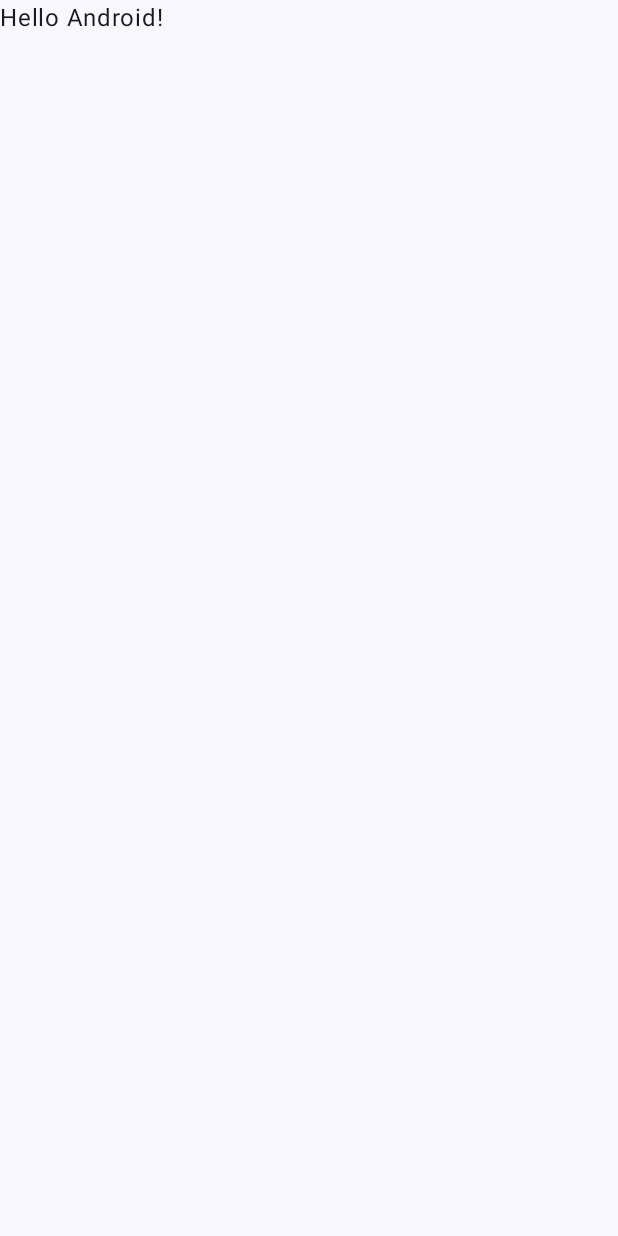
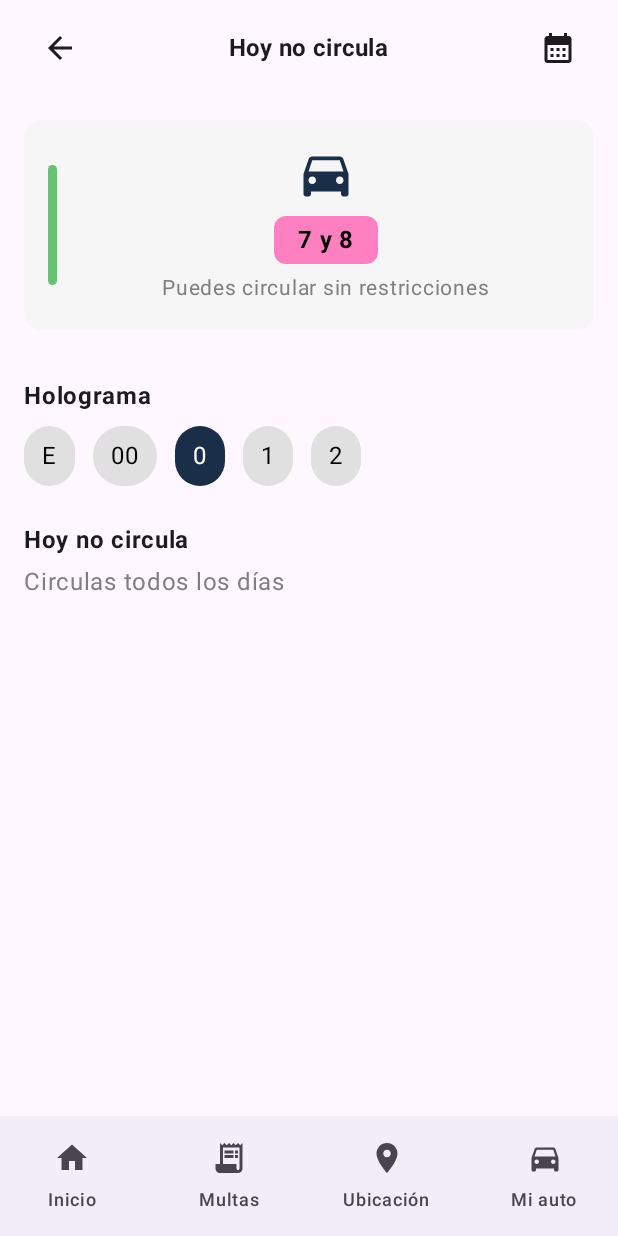
Before and after one commit to JimenaAce/AppMovilSIIVMEX, an Android app built with Jetpack Compose: the screen it shows after launch (MainActivity), on a phone screen of 412 x 824 dp. Before the commit the screen is almost empty. Run offline under Robolectric (Android 15) with nearby library versions, the phone set to English and light mode, and no system bars.

Commit message:
Recursos agregados

```diff
--- a/app/src/main/java/com/example/appmovilsiivmex/MainActivity.kt
+++ b/app/src/main/java/com/example/appmovilsiivmex/MainActivity.kt
@@ -11,18 +11,26 @@ import androidx.compose.material3.Text
 import androidx.compose.runtime.Composable
 import androidx.compose.ui.Modifier
 import androidx.compose.ui.tooling.preview.Preview
+import androidx.navigation.compose.rememberNavController
+import com.example.appmovilsiivmex.navigation.BarraNavegacionInferior
+import com.example.appmovilsiivmex.navigation.NavegacionAuto
 import com.example.appmovilsiivmex.ui.theme.AppMovilSIIVMEXTheme
 
 class MainActivity : ComponentActivity() {
     override fun onCreate(savedInstanceState: Bundle?) {
         super.onCreate(savedInstanceState)
-        enableEdgeToEdge()
         setContent {
             AppMovilSIIVMEXTheme {
-                Scaffold(modifier = Modifier.fillMaxSize()) { innerPadding ->
-                    Greeting(
-                        name = "Android",
-                        modifier = Modifier.padding(innerPadding)
+                val controladorNavegacion = rememberNavController()
+
+                Scaffold(
+                    bottomBar = {
+                        BarraNavegacionInferior(controladorNavegacion)
+                    }
+                ) { paddingValues ->
+                    NavegacionAuto(
+                        controladorNavegacion = controladorNavegacion,
+                        paddingValues = paddingValues
                     )
                 }
             }
--- /dev/null
+++ b/app/src/main/java/com/example/appmovilsiivmex/navigation/BarraNavegacionInferior.kt
@@ -0,0 +1,45 @@
+package com.example.appmovilsiivmex.navigation
+
+import androidx.compose.material.icons.Icons
+import androidx.compose.material.icons.filled.DirectionsCar
+import androidx.compose.material.icons.filled.Home
+import androidx.compose.material.icons.filled.Place
+import androidx.compose.material.icons.filled.ReceiptLong
+import androidx.compose.material3.Icon
+import androidx.compose.material3.NavigationBar
+import androidx.compose.material3.NavigationBarItem
+import androidx.compose.material3.Text
+import androidx.compose.runtime.Composable
+import androidx.compose.ui.graphics.vector.ImageVector
+import androidx.navigation.NavController
+import androidx.navigation.compose.currentBackStackEntryAsState
+
+data class OpcionNavegacion(
+    val ruta: String,
+    val icono: ImageVector,
+    val etiqueta: String
+)
+
+@Composable
+fun BarraNavegacionInferior(navController: NavController) {
+    val opciones = listOf(
+        OpcionNavegacion("inicio", Icons.Default.Home, "Inicio"),
+        OpcionNavegacion("multas", Icons.Default.ReceiptLong, "Multas"),
+        OpcionNavegacion("ubicacion", Icons.Default.Place, "Ubicación"),
+        OpcionNavegacion("mi_auto", Icons.Default.DirectionsCar, "Mi auto")
+    )
+
+    NavigationBar {
+        val entradaActual = navController.currentBackStackEntryAsState().value
+        val rutaActual = entradaActual?.destination?.route
+
+        opciones.forEach { opcion ->
+            NavigationBarItem(
+                selected = rutaActual == opcion.ruta,
+                onClick = { navController.navigate(opcion.ruta) },
+                icon = { Icon(opcion.icono, contentDescription = opcion.etiqueta) },
+                label = { Text(opcion.etiqueta) }
+            )
+        }
+    }
+}
--- /dev/null
+++ b/app/src/main/java/com/example/appmovilsiivmex/navigation/NavegacionAuto.kt
@@ -0,0 +1,26 @@
+package com.example.appmovilsiivmex.navigation
+
+import androidx.compose.foundation.layout.PaddingValues
+import androidx.compose.runtime.Composable
+import androidx.navigation.NavHostController
+import androidx.navigation.compose.NavHost
+import androidx.navigation.compose.composable
+import com.example.appmovilsiivmex.ui.screens.HoyNoCirculaScreen
+import com.example.appmovilsiivmex.ui.screens.PantallaPlaceholder
+
+    @Composable
+    fun NavegacionAuto(
+        controladorNavegacion: NavHostController,
+        paddingValues: PaddingValues
+    ) {
+        NavHost(
+            navController = controladorNavegacion,
+            startDestination = "hoy_no_circula"
+        ) {
+            composable("hoy_no_circula") { HoyNoCirculaScreen() }
+            composable("inicio") { PantallaPlaceholder("Inicio") }
+            composable("multas") { PantallaPlaceholder("Multas") }
+            composable("ubicacion") { PantallaPlaceholder("Ubicación") }
+            composable("mi_auto") { PantallaPlaceholder("Mi auto") }
+        }
+    }
--- /dev/null
+++ b/app/src/main/java/com/example/appmovilsiivmex/ui/screens/HoyNoCirculaScreen.kt
@@ -0,0 +1,142 @@
+package com.example.appmovilsiivmex.ui.screens
+
+import androidx.compose.foundation.background
+import androidx.compose.foundation.layout.*
+import androidx.compose.foundation.shape.RoundedCornerShape
+import androidx.compose.material.icons.Icons
+import androidx.compose.material.icons.filled.*
+import androidx.compose.material3.*
+import androidx.compose.runtime.Composable
+import androidx.compose.ui.Alignment
+import androidx.compose.ui.Modifier
+import androidx.compose.ui.graphics.Color
+import androidx.compose.ui.text.font.FontWeight
+import androidx.compose.ui.unit.dp
+import androidx.compose.ui.unit.sp
+import com.example.appmovilsiivmex.ui.screens.*
+import com.example.appmovilsiivmex.ui.theme.ColorAzulOscuro
+import com.example.appmovilsiivmex.ui.theme.ColorChipInactivo
+import com.example.appmovilsiivmex.ui.theme.ColorFondoTarjeta
+import com.example.appmovilsiivmex.ui.theme.ColorGrisTexto
+import com.example.appmovilsiivmex.ui.theme.ColorRosa
+import com.example.appmovilsiivmex.ui.theme.ColorVerde
+
+@Composable
+fun HoyNoCirculaScreen() {
+    Column(
+        modifier = Modifier
+            .fillMaxSize()
+            .padding(horizontal = 16.dp, vertical = 8.dp)
+    ) {
+        EncabezadoHoyNoCircula()
+        Spacer(modifier = Modifier.height(24.dp))
+        TarjetaInformativa()
+        Spacer(modifier = Modifier.height(32.dp))
+        SeccionHolograma()
+        Spacer(modifier = Modifier.height(24.dp))
+        TextoHoyNoCircula()
+    }
+}
+
+@Composable
+fun EncabezadoHoyNoCircula() {
+    Row(
+        modifier = Modifier.fillMaxWidth(),
+        horizontalArrangement = Arrangement.SpaceBetween,
+        verticalAlignment = Alignment.CenterVertically
+    ) {
+        IconButton(onClick = { /* Acción de regresar */ }) {
+            Icon(Icons.Default.ArrowBack, contentDescription = "Regresar")
+        }
+        Text(
+            text = "Hoy no circula",
+            style = MaterialTheme.typography.titleMedium,
+            fontWeight = FontWeight.Bold
+        )
+        IconButton(onClick = { /* Acción calendario */ }) {
+            Icon(Icons.Default.CalendarMonth, contentDescription = "Calendario")
+        }
+    }
+}
+
+@Composable
+fun TarjetaInformativa() {
+    Row(
+        modifier = Modifier
+            .fillMaxWidth()
+            .background(ColorFondoTarjeta, shape = RoundedCornerShape(12.dp))
+            .padding(16.dp),
+        verticalAlignment = Alignment.CenterVertically
+    ) {
+        // Barra lateral verde
+        Box(
+            modifier = Modifier
+                .width(6.dp)
+                .height(80.dp)
+                .background(ColorVerde, shape = RoundedCornerShape(3.dp))
+        )
+
+        Spacer(modifier = Modifier.width(16.dp))
+
+        Column(
+            horizontalAlignment = Alignment.CenterHorizontally,
+            modifier = Modifier.fillMaxWidth()
+        ) {
+            Icon(
+                Icons.Default.DirectionsCar,
+                contentDescription = "Auto",
+                tint = ColorAzulOscuro,
+                modifier = Modifier.size(40.dp)
+            )
+            Spacer(modifier = Modifier.height(8.dp))
+            Surface(
+                color = ColorRosa,
+                shape = RoundedCornerShape(8.dp)
+            ) {
+                Text(
+                    text = "7 y 8",
+                    modifier = Modifier.padding(horizontal = 16.dp, vertical = 4.dp),
+                    color = Color.Black,
+                    fontWeight = FontWeight.Bold
+                )
+            }
+            Spacer(modifier = Modifier.height(4.dp))
+            Text(
+                text = "Puedes circular sin restricciones",
+                color = ColorGrisTexto,
+                fontSize = 14.sp
+            )
+        }
+    }
+}
+
+@Composable
+fun SeccionHolograma() {
+    Column {
+        Text("Holograma", fontWeight = FontWeight.Bold)
+        Spacer(modifier = Modifier.height(8.dp))
+        Row(horizontalArrangement = Arrangement.spacedBy(12.dp)) {
+            listOf("E", "00", "0", "1", "2").forEach { valor ->
+                Surface(
+                    color = if (valor == "0") ColorAzulOscuro else ColorChipInactivo,
+                    shape = RoundedCornerShape(50)
+                ) {
+                    Text(
+                        text = valor,
+                        modifier = Modifier.padding(horizontal = 12.dp, vertical = 8.dp),
+                        color = if (valor == "0") Color.White else Color.Black
+                    )
+                }
+            }
+        }
+    }
+}
+
+@Composable
+fun TextoHoyNoCircula() {
+    Column {
+        Text("Hoy no circula", fontWeight = FontWeight.Bold)
+        Spacer(modifier = Modifier.height(4.dp))
+        Text("Circulas todos los días", color = ColorGrisTexto)
+    }
+}
--- /dev/null
+++ b/app/src/main/java/com/example/appmovilsiivmex/ui/screens/PantallaPlaceHolder.kt
@@ -0,0 +1,17 @@
+package com.example.appmovilsiivmex.ui.screens
+
+import androidx.compose.material3.Text
+import androidx.compose.runtime.Composable
+import androidx.compose.ui.Alignment
+import androidx.compose.ui.Modifier
+import androidx.compose.foundation.layout.*
+
+@Composable
+fun PantallaPlaceholder(nombrePantalla: String) {
+    Box(
+        modifier = Modifier.fillMaxSize(),
+        contentAlignment = Alignment.Center
+    ) {
+        Text(text = "Pantalla de $nombrePantalla (en construcción)")
+    }
+}
--- a/app/src/main/java/com/example/appmovilsiivmex/ui/theme/Color.kt
+++ b/app/src/main/java/com/example/appmovilsiivmex/ui/theme/Color.kt
@@ -2,10 +2,9 @@ package com.example.appmovilsiivmex.ui.theme
 
 import androidx.compose.ui.graphics.Color
 
-val Purple80 = Color(0xFFD0BCFF)
-val PurpleGrey80 = Color(0xFFCCC2DC)
-val Pink80 = Color(0xFFEFB8C8)
-
-val Purple40 = Color(0xFF6650a4)
-val PurpleGrey40 = Color(0xFF625b71)
-val Pink40 = Color(0xFF7D5260)
+val ColorAzulOscuro = Color(0xFF1A2E47)
+val ColorVerde = Color(0xFF63C56F)
+val ColorRosa = Color(0xFFFF80C0)
+val ColorFondoTarjeta = Color(0xFFF6F6F6)
+val ColorGrisTexto = Color(0xFF808080)
+val ColorChipInactivo = Color(0xFFE0E0E0)
--- a/app/src/main/java/com/example/appmovilsiivmex/ui/theme/Theme.kt
+++ b/app/src/main/java/com/example/appmovilsiivmex/ui/theme/Theme.kt
@@ -11,48 +11,18 @@ import androidx.compose.material3.lightColorScheme
 import androidx.compose.runtime.Composable
 import androidx.compose.ui.platform.LocalContext
 
-private val DarkColorScheme = darkColorScheme(
-    primary = Purple80,
-    secondary = PurpleGrey80,
-    tertiary = Pink80
-)
 
-private val LightColorScheme = lightColorScheme(
-    primary = Purple40,
-    secondary = PurpleGrey40,
-    tertiary = Pink40
-
-    /* Other default colors to override
-    background = Color(0xFFFFFBFE),
-    surface = Color(0xFFFFFBFE),
-    onPrimary = Color.White,
-    onSecondary = Color.White,
-    onTertiary = Color.White,
-    onBackground = Color(0xFF1C1B1F),
-    onSurface = Color(0xFF1C1B1F),
-    */
+private val EsquemaColores = lightColorScheme(
+    primary = ColorAzulOscuro,
+    secondary = ColorVerde,
+    tertiary = ColorRosa
 )
 
 @Composable
-fun AppMovilSIIVMEXTheme(
-    darkTheme: Boolean = isSystemInDarkTheme(),
-    // Dynamic color is available on Android 12+
-    dynamicColor: Boolean = true,
-    content: @Composable () -> Unit
-) {
-    val colorScheme = when {
-        dynamicColor && Build.VERSION.SDK_INT >= Build.VERSION_CODES.S -> {
-            val context = LocalContext.current
-            if (darkTheme) dynamicDarkColorScheme(context) else dynamicLightColorScheme(context)
-        }
-
-        darkTheme -> DarkColorScheme
-        else -> LightColorScheme
-    }
-
+fun AppMovilSIIVMEXTheme (content: @Composable () -> Unit) {
     MaterialTheme(
-        colorScheme = colorScheme,
-        typography = Typography,
+        colorScheme = EsquemaColores,
+        typography = MaterialTheme.typography,
         content = content
     )
 }
--- a/gradle/libs.versions.toml
+++ b/gradle/libs.versions.toml
@@ -8,6 +8,8 @@ espressoCore = "3.6.1"
 lifecycleRuntimeKtx = "2.8.7"
 activityCompose = "1.9.3"
 composeBom = "2024.04.01"
+navigationComposeAndroid = "2.9.5"
+navigationRuntimeAndroid = "2.9.5"
 
 [libraries]
 androidx-core-ktx = { group = "androidx.core", name = "core-ktx", version.ref = "coreKtx" }
@@ -24,6 +26,8 @@ androidx-ui-tooling-preview = { group = "androidx.compose.ui", name = "ui-toolin
 androidx-ui-test-manifest = { group = "androidx.compose.ui", name = "ui-test-manifest" }
 androidx-ui-test-junit4 = { group = "androidx.compose.ui", name = "ui-test-junit4" }
 androidx-material3 = { group = "androidx.compose.material3", name = "material3" }
+androidx-navigation-compose-android = { group = "androidx.navigation", name = "navigation-compose-android", version.ref = "navigationComposeAndroid" }
+androidx-navigation-runtime-android = { group = "androidx.navigation", name = "navigation-runtime-android", version.ref = "navigationRuntimeAndroid" }
 
 [plugins]
 android-application = { id = "com.android.application", version.ref = "agp" }
```
Also changed, not shown: app/build.gradle.kts (+5 -2 lines).
